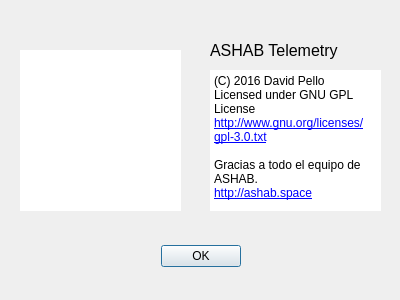
Qt form about.ui (ladecadence/ASHAB-Telemetry) before a commit.
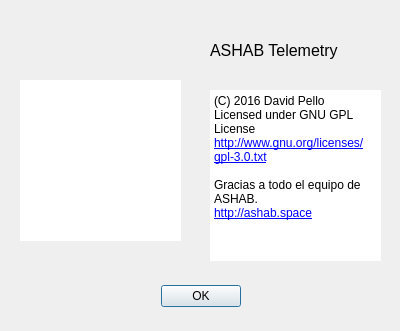
The same form after that commit.

Commit message: Build info, better console debugging and general fixes and cleanup

```diff
--- a/about.ui
+++ b/about.ui
@@ -7,7 +7,7 @@
     <x>0</x>
     <y>0</y>
     <width>400</width>
-    <height>300</height>
+    <height>331</height>
    </rect>
   </property>
   <property name="windowTitle">
@@ -17,7 +17,7 @@
    <property name="geometry">
     <rect>
      <x>30</x>
-     <y>240</y>
+     <y>280</y>
      <width>341</width>
      <height>32</height>
     </rect>
@@ -36,7 +36,7 @@
    <property name="geometry">
     <rect>
      <x>20</x>
-     <y>50</y>
+     <y>80</y>
      <width>161</width>
      <height>161</height>
     </rect>
@@ -73,9 +73,9 @@
    <property name="geometry">
     <rect>
      <x>210</x>
-     <y>70</y>
+     <y>90</y>
      <width>171</width>
-     <height>141</height>
+     <height>171</height>
     </rect>
    </property>
    <property name="autoFillBackground">
@@ -91,13 +91,31 @@
     <string>&lt;!DOCTYPE HTML PUBLIC &quot;-//W3C//DTD HTML 4.0//EN&quot; &quot;http://www.w3.org/TR/REC-html40/strict.dtd&quot;&gt;
 &lt;html&gt;&lt;head&gt;&lt;meta name=&quot;qrichtext&quot; content=&quot;1&quot; /&gt;&lt;style type=&quot;text/css&quot;&gt;
 p, li { white-space: pre-wrap; }
-&lt;/style&gt;&lt;/head&gt;&lt;body style=&quot; font-family:'Sans Serif'; font-size:9pt; font-weight:400; font-style:normal;&quot;&gt;
-&lt;p style=&quot; margin-top:0px; margin-bottom:0px; margin-left:0px; margin-right:0px; -qt-block-indent:0; text-indent:0px;&quot;&gt;(C) 2016 David Pello&lt;/p&gt;
-&lt;p style=&quot; margin-top:0px; margin-bottom:0px; margin-left:0px; margin-right:0px; -qt-block-indent:0; text-indent:0px;&quot;&gt;Licensed under GNU GPL License&lt;/p&gt;
-&lt;p style=&quot; margin-top:0px; margin-bottom:0px; margin-left:0px; margin-right:0px; -qt-block-indent:0; text-indent:0px;&quot;&gt;&lt;a href=&quot;http://www.gnu.org/licenses/gpl-3.0.txt&quot;&gt;&lt;span style=&quot; text-decoration: underline; color:#0000ff;&quot;&gt;http://www.gnu.org/licenses/gpl-3.0.txt&lt;/span&gt;&lt;/a&gt;&lt;/p&gt;
-&lt;p style=&quot;-qt-paragraph-type:empty; margin-top:0px; margin-bottom:0px; margin-left:0px; margin-right:0px; -qt-block-indent:0; text-indent:0px;&quot;&gt;&lt;br /&gt;&lt;/p&gt;
-&lt;p style=&quot; margin-top:0px; margin-bottom:0px; margin-left:0px; margin-right:0px; -qt-block-indent:0; text-indent:0px;&quot;&gt;Gracias a todo el equipo de ASHAB.&lt;/p&gt;
-&lt;p style=&quot; margin-top:0px; margin-bottom:0px; margin-left:0px; margin-right:0px; -qt-block-indent:0; text-indent:0px;&quot;&gt;&lt;a href=&quot;http://ashab.space&quot;&gt;&lt;span style=&quot; text-decoration: underline; color:#0000ff;&quot;&gt;http://ashab.space&lt;/span&gt;&lt;/a&gt;&lt;/p&gt;&lt;/body&gt;&lt;/html&gt;</string>
+&lt;/style&gt;&lt;/head&gt;&lt;body style=&quot; font-family:'Cantarell'; font-size:11pt; font-weight:400; font-style:normal;&quot;&gt;
+&lt;p style=&quot; margin-top:0px; margin-bottom:0px; margin-left:0px; margin-right:0px; -qt-block-indent:0; text-indent:0px;&quot;&gt;&lt;span style=&quot; font-family:'Sans Serif'; font-size:9pt;&quot;&gt;(C) 2016 David Pello&lt;/span&gt;&lt;/p&gt;
+&lt;p style=&quot; margin-top:0px; margin-bottom:0px; margin-left:0px; margin-right:0px; -qt-block-indent:0; text-indent:0px;&quot;&gt;&lt;span style=&quot; font-family:'Sans Serif'; font-size:9pt;&quot;&gt;Licensed under GNU GPL License&lt;/span&gt;&lt;/p&gt;
+&lt;p style=&quot; margin-top:0px; margin-bottom:0px; margin-left:0px; margin-right:0px; -qt-block-indent:0; text-indent:0px;&quot;&gt;&lt;a href=&quot;http://www.gnu.org/licenses/gpl-3.0.txt&quot;&gt;&lt;span style=&quot; font-family:'Sans Serif'; font-size:9pt; text-decoration: underline; color:#0000ff;&quot;&gt;http://www.gnu.org/licenses/gpl-3.0.txt&lt;/span&gt;&lt;/a&gt;&lt;/p&gt;
+&lt;p style=&quot;-qt-paragraph-type:empty; margin-top:0px; margin-bottom:0px; margin-left:0px; margin-right:0px; -qt-block-indent:0; text-indent:0px; font-family:'Sans Serif'; font-size:9pt;&quot;&gt;&lt;br /&gt;&lt;/p&gt;
+&lt;p style=&quot; margin-top:0px; margin-bottom:0px; margin-left:0px; margin-right:0px; -qt-block-indent:0; text-indent:0px;&quot;&gt;&lt;span style=&quot; font-family:'Sans Serif'; font-size:9pt;&quot;&gt;Gracias a todo el equipo de ASHAB.&lt;/span&gt;&lt;/p&gt;
+&lt;p style=&quot; margin-top:0px; margin-bottom:0px; margin-left:0px; margin-right:0px; -qt-block-indent:0; text-indent:0px;&quot;&gt;&lt;a href=&quot;http://ashab.space&quot;&gt;&lt;span style=&quot; font-family:'Sans Serif'; font-size:9pt; text-decoration: underline; color:#0000ff;&quot;&gt;http://ashab.space&lt;/span&gt;&lt;/a&gt;&lt;/p&gt;&lt;/body&gt;&lt;/html&gt;</string>
+   </property>
+  </widget>
+  <widget class="QLabel" name="labelBuild">
+   <property name="geometry">
+    <rect>
+     <x>210</x>
+     <y>60</y>
+     <width>161</width>
+     <height>20</height>
+    </rect>
+   </property>
+   <property name="font">
+    <font>
+     <pointsize>9</pointsize>
+    </font>
+   </property>
+   <property name="text">
+    <string/>
    </property>
   </widget>
  </widget>
```
The commit also changes 7 other files.
